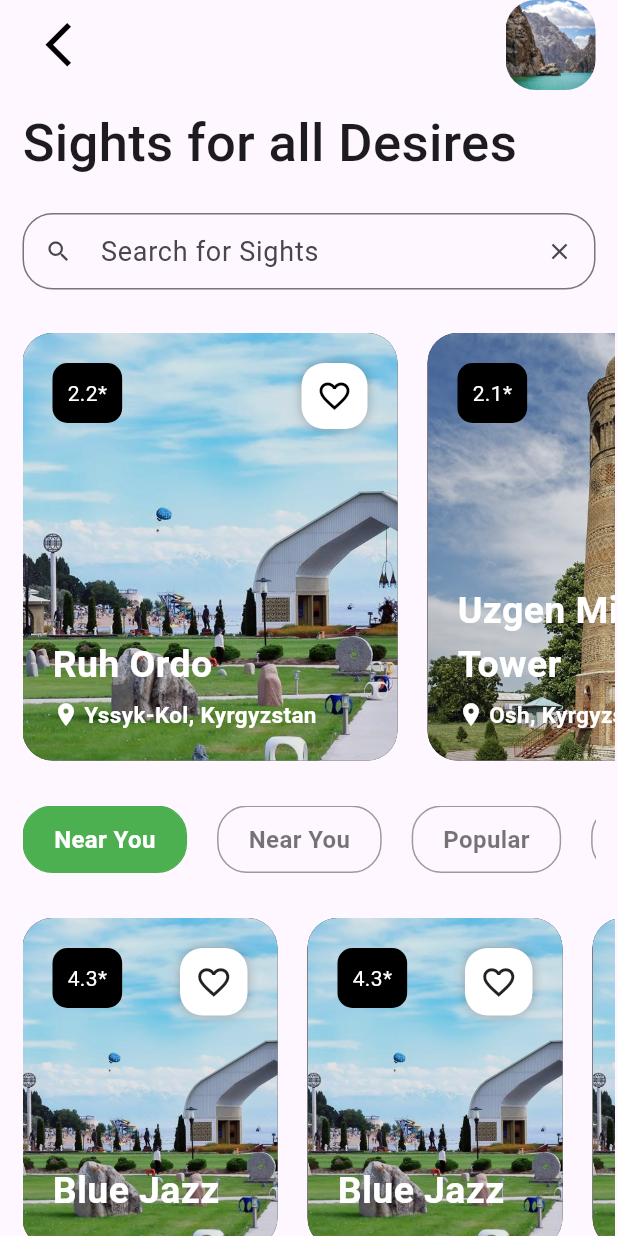
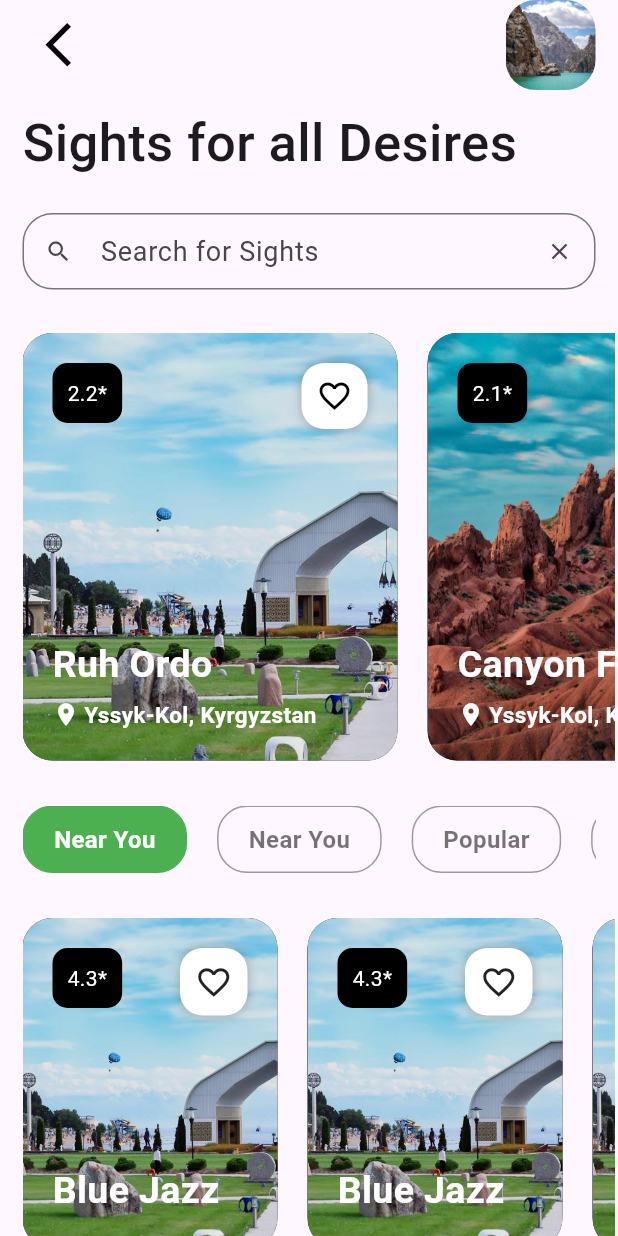
Before and after one commit to orozbaevelmar/Flutter_Start_Journey, a Flutter app: the SightsScreen screen opened directly, on a phone screen of 412 x 824 dp. Run offline on Flutter 3.47's test engine with Material 3 defaults, Android fonts, the phone set to English and light mode, and no system bars; our stand-ins replace curved_navigation_bar, google_fonts; Roboto replaces fonts that are missing (Acme).

Commit message:
show image on tap

```diff
--- a/lib/home_categories/sights/store/sights_store.dart
+++ b/lib/home_categories/sights/store/sights_store.dart
@@ -6,30 +6,32 @@ import 'package:start_journey/home_categories/store_abstract_class/attraction.da
 class SightsStore implements Attraction {
   static final Map<String, List<String>> _mapSightsInformation = {
     'Ruh Ordo': [
-      // key: hotels name
-      'Yssyk-Kol, Kyrgyzstan', // 0.hotels loacation
-      'u', // 1.hotel = favourite or unfavourite respectively 'f' and 'u'
-      'images/sights/ruh_ordo/', // 2.hotels photos
-      '2.2*', // 3.hotels star
-      '\$0 / Night', // 4.hotels price
-      'Ruh Ordo, nestled along the shores of Lake Issyk-Kul in Cholpon-Ata, Kyrgyzstan, is a cultural and spiritual center founded by Askar Akayev, the country\'s first president. The name, meaning "Spiritual Center" in Kyrgyz, reflects its purpose of promoting cultural diversity and religious harmony.' // hotels description
-      // 5.hotel's description
+      // key: Sights name
+      'Yssyk-Kol, Kyrgyzstan', // 0.Sights loacation
+      'u', // 1.Sights = favourite or unfavourite respectively 'f' and 'u'
+      'images/sights/ruh_ordo/', // 2.Sights photos
+      '2.2*', // 3.Sights star
+      '\$0 / Night', // 4.Sights price
+      'Ruh Ordo, nestled along the shores of Lake Issyk-Kul in Cholpon-Ata, Kyrgyzstan, is a cultural and spiritual center founded by Askar Akayev, the country\'s first president. The name, meaning "Spiritual Center" in Kyrgyz, reflects its purpose of promoting cultural diversity and religious harmony.' // Sights description
+      // 5.Sights's description
     ],
-    'Uzgen Minaret Tower': [
-      'Osh, Kyrgyzstan',
+    'Canyon Fairy Tale': [
+      'Yssyk-Kol, Kyrgyzstan',
       'u',
-      'images/sights/uzgen_minaret_tower/',
+      'images/sights/canyon_fairy_tale/',
       '2.1*',
       '\$1000 / Night',
-      'Jannat Resort is beautiful place',
+      'It gets its name from the fantasy-like shapes carved into the red sandstone from centuries of wind and water. You can see dragons, snakes, castles, and whatever else your mind’s eye can see. It’s located on the southern side of Issyk-Kul Lake, between Kaji-Say and Tosor. Mid-way between the east and west side of the lake.',
     ],
   };
 
   @override
-  Map<String, List<String>> get getMapInformation => _mapSightsInformation;
+  dynamic getPostScreen(String mapkey) {
+    return SightsPostScreen(mapkey);
+  }
 
   @override
-  dynamic getPostScreen = SightsPostScreen;
+  Map<String, List<String>> get getMapInformation => _mapSightsInformation;
 
   @override
   void changeFavouriteIconToRed(String mapKey) {
@@ -84,7 +86,7 @@ class SightsStore implements Attraction {
         .toList();
 
     debugPrint('Number of files in the $path folder: ${assetPaths.length}');
-    return assetPaths.length - 1; // -1 because of HotelDoor.jpg in images
+    return assetPaths.length - 1; // -1 because of SightsDoor.jpg in images
   }
 
   static String querySights = '';
@@ -102,4 +104,9 @@ class SightsStore implements Attraction {
         .where((item) => item.toLowerCase().contains(querySights.toLowerCase()))
         .toList();
   }
+
+  @override
+  String showImageOnTap(String nameOfElement, int indexOfImage) {
+    return '${_mapSightsInformation[nameOfElement]?.elementAt(2) ?? 'It may need fixes'}sights$indexOfImage.jpg';
+  }
 }
--- a/lib/home_categories/store_abstract_class/attraction.dart
+++ b/lib/home_categories/store_abstract_class/attraction.dart
@@ -9,6 +9,7 @@ abstract class Attraction {
     getMapInformation[favouriteElement]?[1] = 'f';
   } */
   void changeFavouriteIconToRed(String mapKey);
+
   void changeFavouriteIconToOutlined(String mapKey);
 
   String getDescription(String favouriteElementsName);
@@ -23,5 +24,7 @@ abstract class Attraction {
 
   String getLocation(String favouriteElementsName);
 
-  dynamic getPostScreen;
+  dynamic getPostScreen(String mapkey);
+
+  String showImageOnTap(String nameOfElement, int indexOfImage);
 }
--- a/pubspec.yaml
+++ b/pubspec.yaml
@@ -70,7 +70,7 @@ flutter:
       - images/hotels/sheraton_bishkek/
       - images/hotels/jannat_resort/
       - images/sights/ruh_ordo/
-      - images/sights/uzgen_minaret_tower/
+      - images/sights/canyon_fairy_tale/
 
 
   #   - images/a_dot_ham.jpeg
```
Also changed, not shown: lib/favourite/favourite_screen.dart (+6 -6 lines), lib/home_categories/hotel/hotel_post_screen.dart (+5 -27 lines), lib/home_categories/hotel/store/hotel_store.dart (+8 -1 lines), lib/home_categories/sights/sights_post_screen.dart (+30 -17 lines), lib/support/show_image_on_tap.dart (added, +62 -0 lines), images/sights/canyon_fairy_tale/sights0.jpg (added), images/sights/canyon_fairy_tale/sightsDoor.jpg (added).
